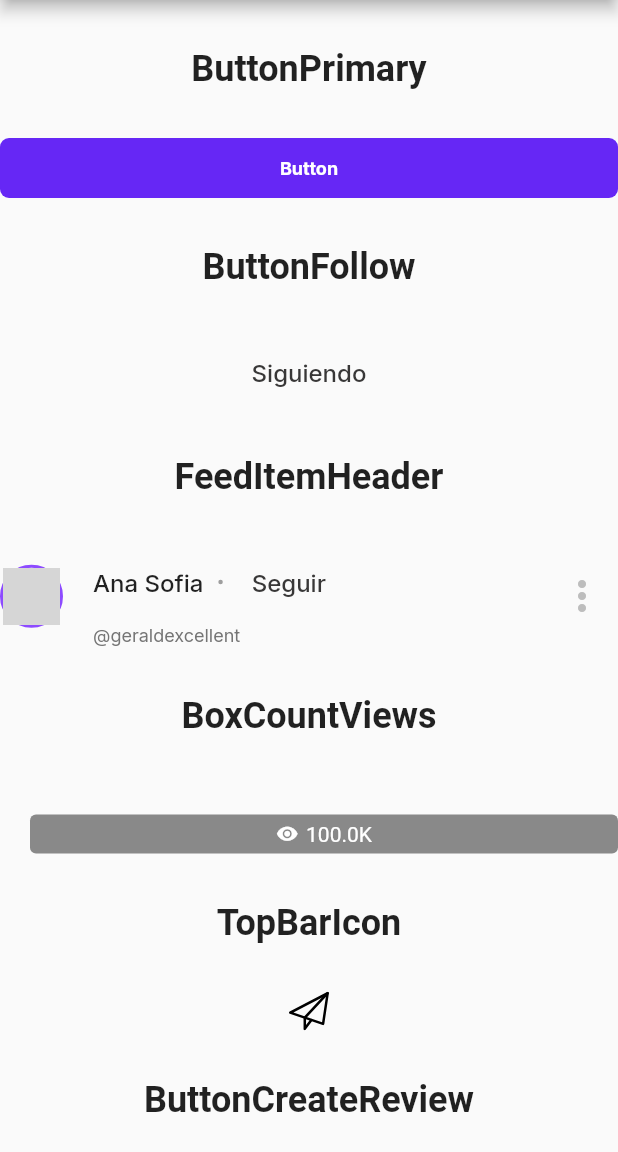
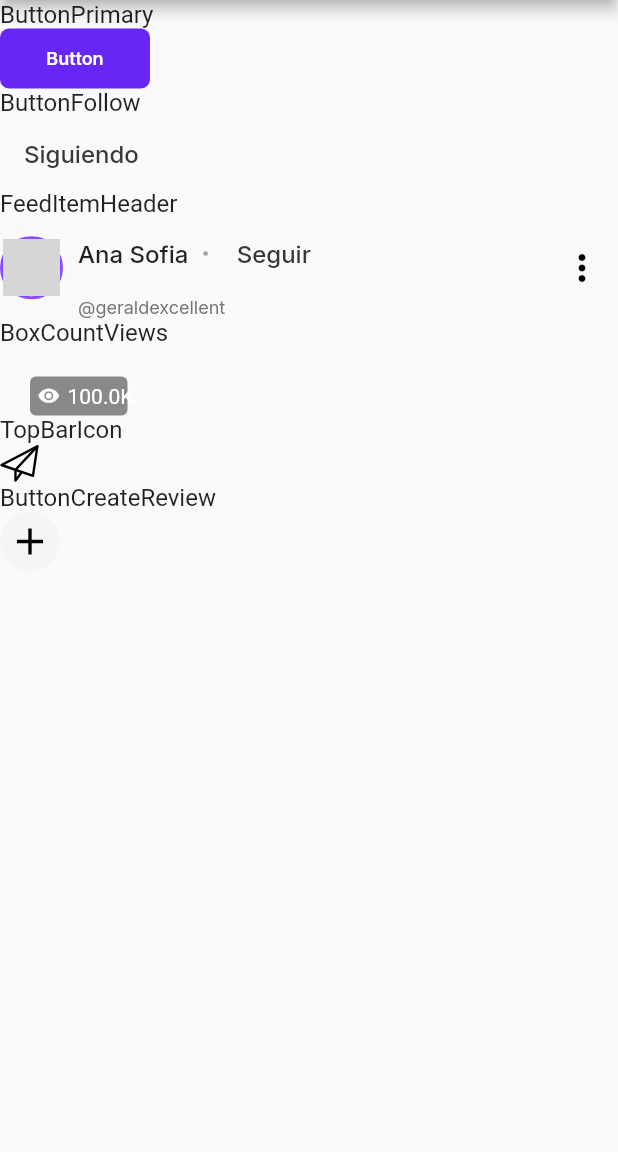
Before and after one commit to tipzty/tipzty_flutter_ui, a Flutter app: the screen it shows after launch, on a phone screen of 412 x 824 dp, the part 84-1236 px from its top. Run offline on Flutter 3.47's test engine with Material 2 defaults, Android fonts, the phone set to English and light mode, and no system bars; drawn by our look-alikes of cached_network_image; our stand-ins replace google_fonts, websafe_svg; network calls fail; grey boxes are pictures that could not be loaded.

Commit message:
Resposive Update

```diff
--- a/lib/main.dart
+++ b/lib/main.dart
@@ -2,7 +2,6 @@ import 'package:flutter/material.dart';
 import 'package:tipzty_flutter_ui/shelf.dart';
 import 'package:tipzty_flutter_ui/src/widgets/box_count_views.dart';
 import 'package:tipzty_flutter_ui/src/widgets/button_follow.dart';
-import 'package:tipzty_flutter_ui/src/widgets/text_divider.dart';
 
 void main() {
   runApp(MyApp());
@@ -28,11 +27,12 @@ class DesignSystem extends StatelessWidget {
       appBar: AppBar(
         title: Text('Tipzty UI'),
       ),
-      body: SizedBox(
-          width: 600,
-          child: ListView(
+      body: SizedBox.expand(
+          child: Column(
+        crossAxisAlignment: CrossAxisAlignment.start,
+        mainAxisAlignment: MainAxisAlignment.start,
         children: [
-              TextDivider('ButtonPrimary'),
+          Text('ButtonPrimary', style: TextStyle(fontSize: 16)),
           SizedBox(
               width: 100,
               height: 40,
@@ -40,12 +40,12 @@ class DesignSystem extends StatelessWidget {
                 text: 'Button',
                 onPressed: () {},
               )),
-              TextDivider('ButtonFollow'),
+          Text('ButtonFollow', style: TextStyle(fontSize: 16)),
           ButtonFollow(
             following: true,
             onPressed: () {},
           ),
-              TextDivider('FeedItemHeader'),
+          Text('FeedItemHeader', style: TextStyle(fontSize: 16)),
           SizedBox(
             width: 630,
             child: FeedItemHeader(
@@ -58,23 +58,17 @@ class DesignSystem extends StatelessWidget {
                   "https://storage.googleapis.com/tipzty_images/users/80c51ee4-3bd3-11eb-bbf0-0242ac110002.png",
             ),
           ),
-              TextDivider('BoxCountViews'),
+          Text('BoxCountViews', style: TextStyle(fontSize: 16)),
           BoxCountViews(100000),
-              TextDivider('TopBarIcon'),
+          Text('TopBarIcon', style: TextStyle(fontSize: 16)),
           TopBarIcon(
             tooltip: "Mensajes",
             icon: "message_icon",
             onTap: () {},
           ),
-              TextDivider('ButtonCreateReview'),
+          Text('ButtonCreateReview', style: TextStyle(fontSize: 16)),
           ButtonCreateReview(
             onTap: () {},
-              ),
-              TextDivider('BoxInputSearch'),
-              SizedBox(
-                width: 400,
-                height: 44,
-                child: BoxInputSearch(),
           )
         ],
       )),
--- a/lib/shelf.dart
+++ b/lib/shelf.dart
@@ -5,6 +5,3 @@ export 'src/widgets/feed/feed_item_header.dart';
 export 'src/widgets/box_count_views.dart';
 export 'src/widgets/top_bar_icon.dart';
 export 'src/widgets/button_create_review.dart';
-export 'src/widgets/user_image.dart';
-export 'src/widgets/featured_creators.dart';
-export 'src/widgets/box_input_search.dart';
--- a/lib/src/widgets/button_default.dart
+++ b/lib/src/widgets/button_default.dart
@@ -4,27 +4,43 @@ import 'package:google_fonts/google_fonts.dart';
 class ButtonDefault extends StatelessWidget {
   final String text;
   final Function onPressed;
+  final Widget child;
+  final double borderRadius;
 
-  const ButtonDefault({this.text, this.onPressed});
+  const ButtonDefault({
+    this.text,
+    this.onPressed,
+    this.child,
+    this.borderRadius = 5.0,
+  });
 
   @override
   Widget build(BuildContext context) {
-    return SizedBox(
+    return Container(
       height: 40,
       child: RaisedButton(
         hoverElevation: 0,
         elevation: 0,
         padding: const EdgeInsets.only(left: 30, right: 30),
         shape: RoundedRectangleBorder(
-            borderRadius: BorderRadius.circular(5.0),
-            side: BorderSide(
-                color: Colors.grey[100], style: BorderStyle.solid, width: 2)),
+          borderRadius: BorderRadius.circular(borderRadius),
+          side: BorderSide(
+            color: Colors.grey[100],
+            style: BorderStyle.solid,
+            width: 2,
+          ),
+        ),
         onPressed: onPressed,
         color: Colors.white,
         textColor: Color.fromRGBO(59, 72, 89, 1),
-        child: Text(text,
-            style:
-                GoogleFonts.inter(fontSize: 12, fontWeight: FontWeight.w700)),
+        child: child is Widget ? child : Text(
+          text,
+          style:
+          GoogleFonts.inter(
+            fontSize: 12,
+            fontWeight: FontWeight.w700,
+          ),
+        ),
       ),
     );
   }
--- a/lib/src/widgets/button_primary.dart
+++ b/lib/src/widgets/button_primary.dart
@@ -7,8 +7,18 @@ class ButtonPrimary extends StatelessWidget {
   final String text;
   final Function onPressed;
   final bool ghost;
+  final double fontSize;
+  final double borderRadius;
+  final FontWeight fontWeight;
 
-  const ButtonPrimary({this.text, this.onPressed, this.ghost = false});
+  const ButtonPrimary({
+    this.text,
+    this.onPressed,
+    this.ghost = false,
+    this.fontSize = 12,
+    this.borderRadius = 6.0,
+    this.fontWeight = FontWeight.w600,
+  });
 
   @override
   Widget build(BuildContext context) {
@@ -17,16 +27,23 @@ class ButtonPrimary extends StatelessWidget {
       elevation: 0,
       padding: const EdgeInsets.only(left: 30, right: 30),
       shape: RoundedRectangleBorder(
-          borderRadius: BorderRadius.circular(6.0),
-          side: BorderSide(
-              width: 1,
-              color: ghost ? primaryColorDark : Colors.transparent,
-              style: BorderStyle.solid)),
+        borderRadius: BorderRadius.circular(borderRadius),
+        side: BorderSide(
+          width: 1,
+          color: ghost ? primaryColorDark : Colors.transparent,
+          style: BorderStyle.solid,
+        ),
+      ),
       onPressed: onPressed,
       color: ghost ? Colors.transparent : primaryColorDark,
       textColor: ghost ? primaryColorDark : Colors.white,
-      child: Text(text,
-          style: GoogleFonts.inter(fontSize: 12, fontWeight: FontWeight.w700)),
+      child: Text(
+        text,
+        style: GoogleFonts.inter(
+          fontSize: fontSize,
+          fontWeight: fontWeight,
+        ),
+      ),
     );
   }
 }
--- a/lib/src/widgets/feed/feed_item_header.dart
+++ b/lib/src/widgets/feed/feed_item_header.dart
@@ -1,12 +1,84 @@
+import 'package:cached_network_image/cached_network_image.dart';
 import 'package:flutter/cupertino.dart';
 import 'package:flutter/material.dart';
+import 'package:google_fonts/google_fonts.dart';
 
-import 'package:tipzty_flutter_ui/src/widgets/typography/user_fullname.dart';
-import 'package:tipzty_flutter_ui/src/widgets/typography/user_nickname.dart';
-
+import '../../../shared/constants.dart';
 import '../../../shelf.dart';
 import '../typography.dart';
-import '../user_image.dart';
+
+class UserImage extends StatelessWidget {
+  final Function onTap;
+  final String image;
+
+  UserImage({this.onTap, this.image});
+
+  @override
+  Widget build(BuildContext context) {
+    return GestureDetector(
+      behavior: HitTestBehavior.translucent,
+      onTap: onTap,
+      child: Container(
+        height: 42,
+        width: 42,
+        decoration: BoxDecoration(
+          border: Border.all(
+            color: primaryColor,
+            style: BorderStyle.solid,
+            width: 2.0,
+          ),
+          color: Colors.transparent,
+          borderRadius: BorderRadius.circular(30.0),
+        ),
+        child: ClipOval(
+            child: image != ""
+                ? CachedNetworkImage(
+              imageUrl: image,
+              placeholder: (_, __) =>
+                  Center(
+                    child: CupertinoActivityIndicator(
+                      radius: 15,
+                    ),
+                  ),
+            )
+                : Image.asset("assets/images/user_image.png")),
+      ),
+    );
+  }
+}
+
+class UserNicknameText extends StatelessWidget {
+  final String text;
+
+  UserNicknameText(this.text);
+
+  @override
+  Widget build(BuildContext context) {
+    return Text(
+      text,
+      style: GoogleFonts.inter(
+          fontSize: 12, fontWeight: FontWeight.w400, color: Colors.grey[600]),
+    );
+  }
+}
+
+class UserFullNameText extends StatelessWidget {
+  final String text;
+
+  UserFullNameText(this.text);
+
+  @override
+  Widget build(BuildContext context) {
+    return Text(
+      text,
+      textAlign: TextAlign.left,
+      style: GoogleFonts.inter(
+        fontSize: 16,
+        fontWeight: FontWeight.w500,
+      ),
+    );
+  }
+}
 
 class FeedItemHeader extends StatelessWidget {
   final String fullName;
@@ -16,8 +88,7 @@ class FeedItemHeader extends StatelessWidget {
   final Function onPressedAvatar;
   final bool following;
 
-  FeedItemHeader(
-      {this.fullName,
+  FeedItemHeader({this.fullName,
     this.nickName,
     this.avatar,
     this.onPressedFollow,
@@ -29,26 +100,20 @@ class FeedItemHeader extends StatelessWidget {
     return Row(
       mainAxisAlignment: MainAxisAlignment.spaceBetween,
       children: [
-        Row(children: [
-          UserImage(
-            image: avatar,
-            onTap: onPressedAvatar,
-          ),
-          SizedBox(
-            width: 20,
-          ),
+        Row(
+          children: [
+            UserImage(image: avatar, onTap: onPressedAvatar),
+            SizedBox(width: 10),
             Column(
               mainAxisAlignment: MainAxisAlignment.start,
               crossAxisAlignment: CrossAxisAlignment.start,
               children: [
                 Row(
                   children: [
-                  UserFullNameText(text: fullName),
+                    UserFullNameText(fullName),
                     Padding(
                       padding: EdgeInsets.fromLTRB(10, 0, 0, 0),
-                    child: TextCircle(
-                      color: Colors.grey,
-                    ),
+                      child: TextCircle(color: Colors.grey),
                     ),
                     ButtonFollow(
                       following: following,
@@ -56,26 +121,24 @@ class FeedItemHeader extends StatelessWidget {
                     ),
                   ],
                 ),
-              SizedBox(
-                height: 4,
-              ),
-              Row(
-                children: [UserNicknameText(text: "@${nickName}")],
+                SizedBox(height: 4),
+                Row(children: [UserNicknameText("@$nickName")]),
+              ],
             ),
           ],
         ),
-        ]),
         Row(
           children: [
             IconButton(
               onPressed: () {},
               icon: Icon(
                 Icons.more_vert,
-                  color: Colors.grey[400],
-                  size: 32,
-                ))
+                color: Colors.black,
+                size: 28,
+              ),
+            ),
           ],
-        )
+        ),
       ],
     );
   }
```
Lines whose indentation alone changed are shown as unchanged.
